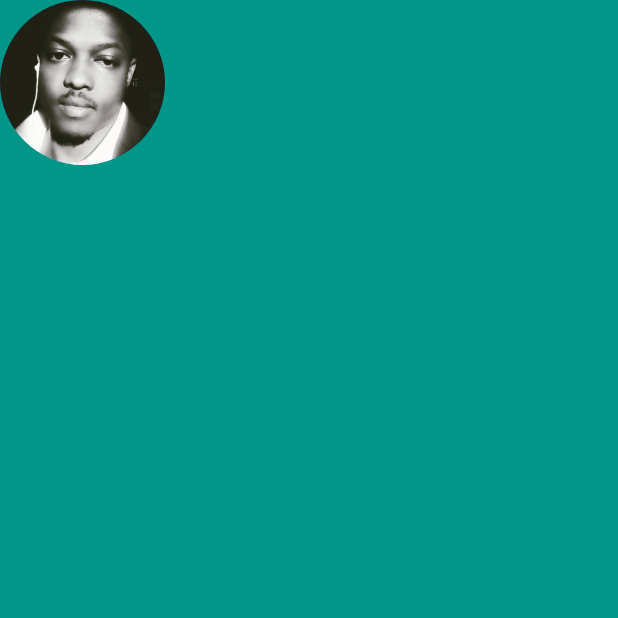
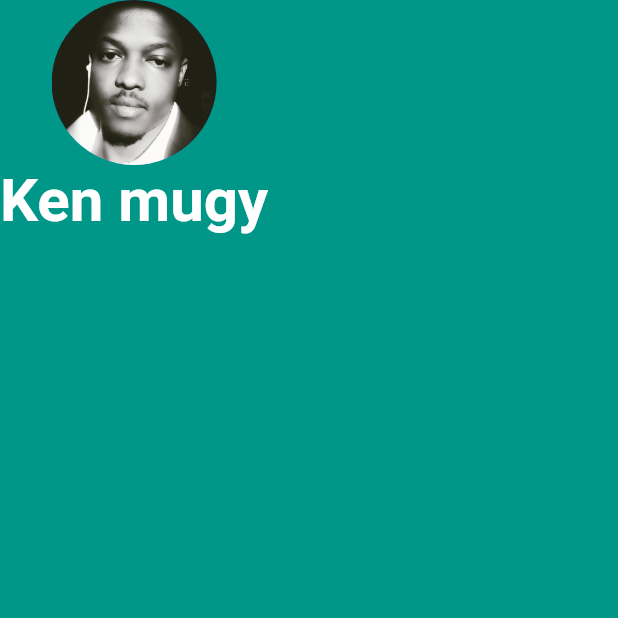
Before and after one commit to kenmugy/flutter-profile-card, a Flutter app: the screen it shows after launch, on a phone screen of 412 x 824 dp, the top half of it. Run offline on Flutter 3.47's test engine with Material 2 defaults, Android fonts, the phone set to English and light mode, and no system bars.

Commit message:
Add text

```diff
--- a/lib/main.dart
+++ b/lib/main.dart
@@ -15,6 +15,16 @@ class MyApp extends StatelessWidget {
                 radius: 55.0,
                 backgroundImage: AssetImage('images/me.jpg'),
               ),
+              Container(
+                child: Text(
+                  "Ken mugy",
+                  style: TextStyle(
+                    fontSize: 40,
+                    color: Colors.white,
+                    fontWeight: FontWeight.bold
+                    )
+                ),
+              )
             ],
           ),
         ),
```
